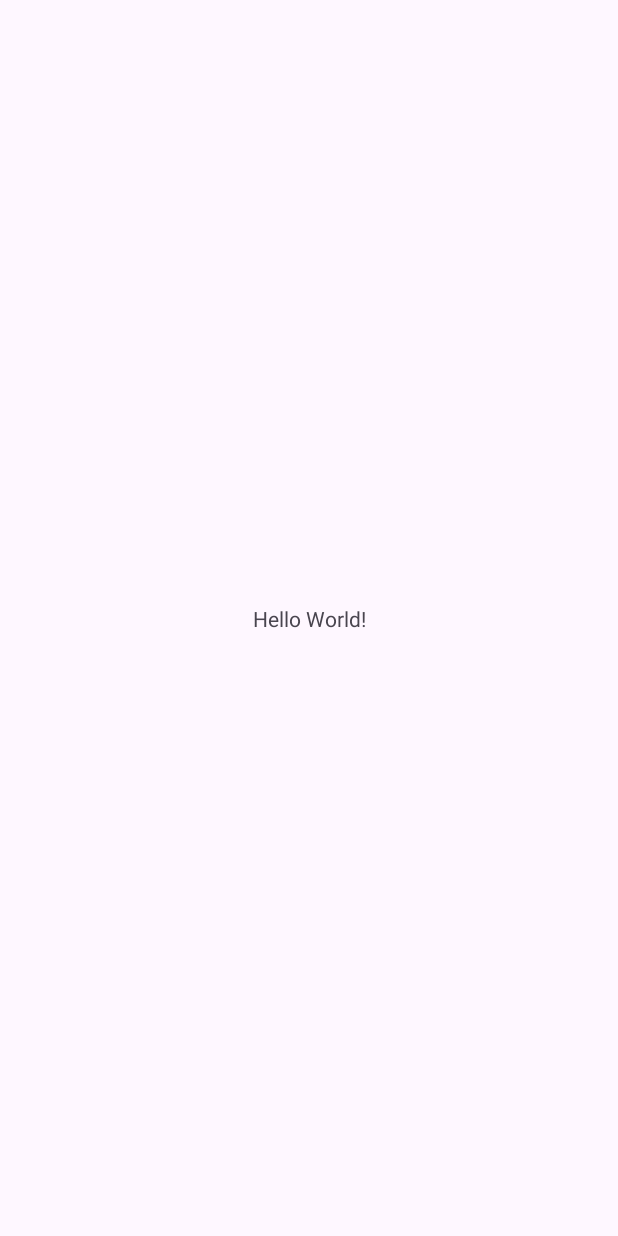
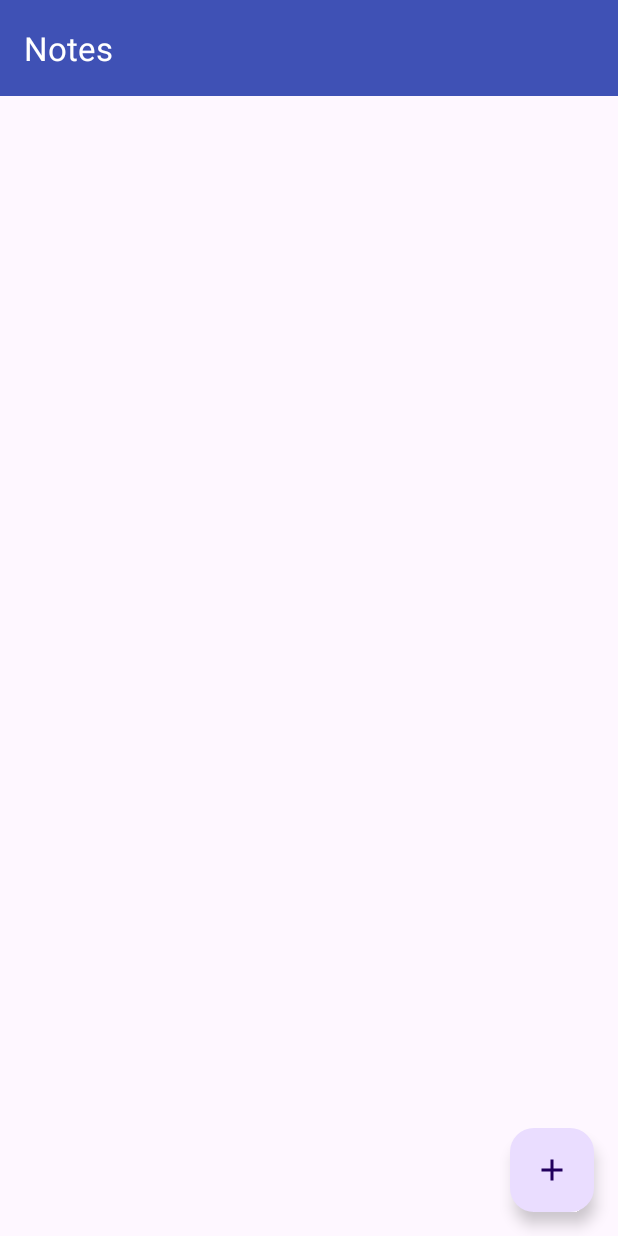
Before and after one commit to vaibhav-kolte/Android-Projects, an Android app: the screen it shows after launch (MainActivity), on a phone screen of 412 x 824 dp. Before the commit the screen is almost empty. Run offline under Robolectric (Android 15) with nearby library versions, the phone set to English and light mode, and no system bars.

Commit message:
toolbar and fab button

```diff
--- a/Notes/app/build.gradle.kts
+++ b/Notes/app/build.gradle.kts
@@ -29,6 +29,8 @@ android {
         sourceCompatibility = JavaVersion.VERSION_1_8
         targetCompatibility = JavaVersion.VERSION_1_8
     }
+
+    viewBinding { enable = true }
 }
 
 dependencies {
--- a/Notes/app/src/main/java/com/myproject/notes/MainActivity.java
+++ b/Notes/app/src/main/java/com/myproject/notes/MainActivity.java
@@ -1,24 +1,30 @@
 package com.myproject.notes;
 
 import android.os.Bundle;
+import android.widget.Toast;
 
-import androidx.activity.EdgeToEdge;
 import androidx.appcompat.app.AppCompatActivity;
-import androidx.core.graphics.Insets;
-import androidx.core.view.ViewCompat;
-import androidx.core.view.WindowInsetsCompat;
+
+import com.myproject.notes.databinding.ActivityMainBinding;
 
 public class MainActivity extends AppCompatActivity {
+
+    private ActivityMainBinding binding;
 
     @Override
     protected void onCreate(Bundle savedInstanceState) {
         super.onCreate(savedInstanceState);
-        EdgeToEdge.enable(this);
-        setContentView(R.layout.activity_main);
-        ViewCompat.setOnApplyWindowInsetsListener(findViewById(R.id.main), (v, insets) -> {
-            Insets systemBars = insets.getInsets(WindowInsetsCompat.Type.systemBars());
-            v.setPadding(systemBars.left, systemBars.top, systemBars.right, systemBars.bottom);
-            return insets;
+        binding = ActivityMainBinding.inflate(getLayoutInflater());
+        setContentView(binding.getRoot());
+
+        setSupportActionBar(binding.toolbar);
+
+        setOnClickHandler();
+    }
+
+    private void setOnClickHandler() {
+        binding.fabButton.setOnClickListener(view -> {
+            Toast.makeText(this, "Replace your action!", Toast.LENGTH_SHORT).show();
         });
     }
 }
--- /dev/null
+++ b/Notes/app/src/main/res/drawable/icon_add.xml
@@ -0,0 +1,5 @@
+<vector xmlns:android="http://schemas.android.com/apk/res/android" android:height="24dp" android:tint="#000000" android:viewportHeight="24" android:viewportWidth="24" android:width="24dp">
+
+    <path android:fillColor="@android:color/white" android:pathData="M19,13h-6v6h-2v-6H5v-2h6V5h2v6h6v2z"/>
+
+</vector>
--- a/Notes/app/src/main/res/layout/activity_main.xml
+++ b/Notes/app/src/main/res/layout/activity_main.xml
@@ -7,13 +7,36 @@
     android:layout_height="match_parent"
     tools:context=".MainActivity">
 
-    <TextView
+    <com.google.android.material.appbar.AppBarLayout
+        android:id="@+id/appBarLayout"
+        android:layout_width="match_parent"
+        android:layout_height="wrap_content"
+        android:theme="@style/Theme.Notes.AppBarOverlay"
+        app:layout_constraintEnd_toEndOf="parent"
+        app:layout_constraintHorizontal_bias="0.5"
+        app:layout_constraintStart_toStartOf="parent"
+        app:layout_constraintTop_toTopOf="parent">
+
+        <androidx.appcompat.widget.Toolbar
+            android:id="@+id/toolbar"
+            android:layout_width="match_parent"
+            android:layout_height="?attr/actionBarSize"
+            android:background="?attr/colorPrimary"
+            app:popupTheme="@style/Theme.Notes.PopupOverlay" />
+
+    </com.google.android.material.appbar.AppBarLayout>
+
+
+    <com.google.android.material.floatingactionbutton.FloatingActionButton
+        android:id="@+id/fab_button"
         android:layout_width="wrap_content"
         android:layout_height="wrap_content"
-        android:text="Hello World!"
+        android:layout_marginEnd="16dp"
+        android:layout_marginBottom="16dp"
+        android:clickable="true"
+        android:importantForAccessibility="no"
         app:layout_constraintBottom_toBottomOf="parent"
         app:layout_constraintEnd_toEndOf="parent"
-        app:layout_constraintStart_toStartOf="parent"
-        app:layout_constraintTop_toTopOf="parent" />
+        app:srcCompat="@drawable/icon_add" />
 
 </androidx.constraintlayout.widget.ConstraintLayout>
--- a/Notes/app/src/main/res/values/colors.xml
+++ b/Notes/app/src/main/res/values/colors.xml
@@ -1,5 +1,7 @@
 <?xml version="1.0" encoding="utf-8"?>
 <resources>
     <color name="black">#FF000000</color>
-    <color name="white">#FFFFFFFF</color>
+    <color name="white">#FFFFFF</color>
+    <color name="color_primary">#3F51B5</color>
+    <color name="color_primary_dark">#001378</color>
 </resources>
--- a/Notes/app/src/main/res/values/themes.xml
+++ b/Notes/app/src/main/res/values/themes.xml
@@ -3,7 +3,16 @@
     <style name="Base.Theme.Notes" parent="Theme.Material3.DayNight.NoActionBar">
         <!-- Customize your light theme here. -->
         <!-- <item name="colorPrimary">@color/my_light_primary</item> -->
+        <item name="colorPrimary">@color/color_primary</item>
+        <item name="colorPrimaryVariant">@color/color_primary_dark</item>
+        <item name="colorOnPrimary">@color/white</item>
+
+        <item name="android:statusBarColor">?attr/colorPrimaryVariant</item>
     </style>
 
     <style name="Theme.Notes" parent="Base.Theme.Notes" />
+
+    <style name="Theme.Notes.AppBarOverlay" parent="ThemeOverlay.AppCompat.Dark.ActionBar" />
+
+    <style name="Theme.Notes.PopupOverlay" parent="ThemeOverlay.AppCompat.Light" />
 </resources>
```
